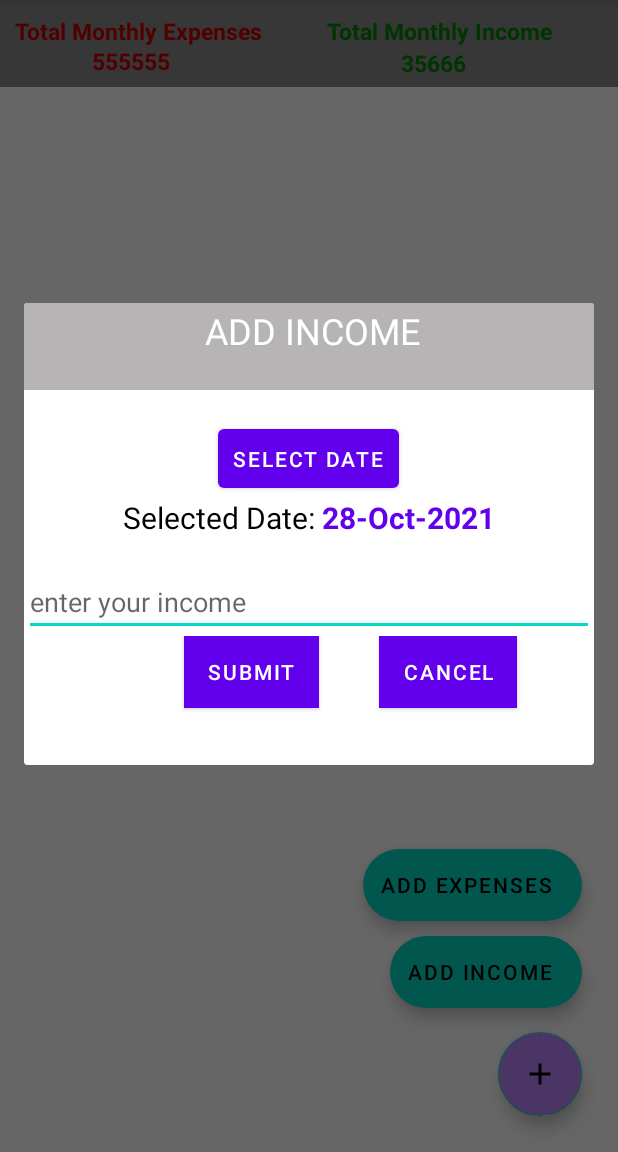
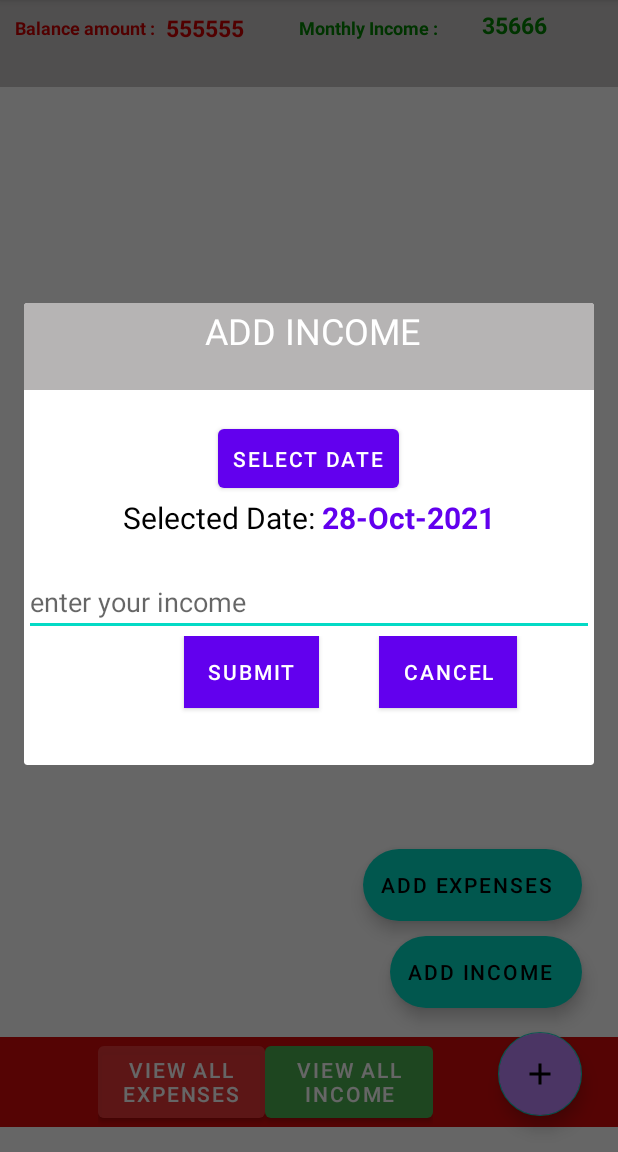
Before and after one commit to akhilvarghese46/expensestracker, an Android app: the screen it shows after launch (MainActivity), after a tap on "ADD INCOME", on a phone screen of 412 x 824 dp, the part 84-1236 px from its top. Run offline under Robolectric (Android 15) with nearby library versions, the phone set to English and light mode, and no system bars; 1 other tap on this screen came first.

Commit message:
added view for monthly expenses

```diff
--- a/app/build.gradle
+++ b/app/build.gradle
@@ -22,6 +22,10 @@ android {
             proguardFiles getDefaultProguardFile('proguard-android-optimize.txt'), 'proguard-rules.pro'
         }
     }
+    buildFeatures{
+        viewBinding true
+    }
+
     compileOptions {
         sourceCompatibility JavaVersion.VERSION_1_8
         targetCompatibility JavaVersion.VERSION_1_8
--- a/app/src/main/java/com/example/expensestracker/MainActivity.kt
+++ b/app/src/main/java/com/example/expensestracker/MainActivity.kt
@@ -1,15 +1,20 @@
 package com.example.expensestracker
 
 import android.app.DatePickerDialog
+import android.content.ContentValues
 import androidx.appcompat.app.AppCompatActivity
 import android.os.Bundle
 import android.view.LayoutInflater
 import android.view.View
-import android.widget.TextView
-import android.widget.Toast
+import android.widget.*
 import androidx.appcompat.app.AlertDialog
 import java.text.SimpleDateFormat
 import java.util.*
+import android.os.Build
+import androidx.annotation.RequiresApi
+import java.time.LocalDate
+import java.time.format.DateTimeFormatter
+
 
 class MainActivity : AppCompatActivity() {
 
@@ -17,16 +22,55 @@ class MainActivity : AppCompatActivity() {
     lateinit var cal: Calendar
     lateinit var txt_selected_Date: TextView
     lateinit var passedMonth: String
+    private lateinit var monthlyexpensesList : ListView
+    lateinit var db :String
 
-
+    @RequiresApi(Build.VERSION_CODES.O)
     override fun onCreate(savedInstanceState: Bundle?) {
         super.onCreate(savedInstanceState)
         setContentView(R.layout.activity_main)
+/*
+///======================
+
+        var dbData = DataBaseHelper(applicationContext)
+        var db = dbData.readableDatabase
+        var result = db.rawQuery("select * from monthlyExpenses" , null)
+
+
+        //monthlyexpensesList =
+
+
+        var cv = ContentValues()
+        cv.put("item_name" , "akkk")
+        cv.put("amount" , "550")
+        cv.put("description" , "test chumma")
+        db.insert("monthlyExpenses",null,cv)
+        result.requery()
+
+        var ad = AlertDialog.Builder(this)
+        ad.setTitle("Add record")
+        ad.setMessage("Record inserted successfully.....!")
+        ad.setPositiveButton("ok",null)
+        ad.show()
+
+        monthlyexpensesList = findViewById<ListView>(R.id.monthlyexpensesList)
+        var adapter = SimpleCursorAdapter(applicationContext,android.R.layout.simple_expandable_list_item_2,result,
+            arrayOf("item_name" ,"amount"),
+            intArrayOf(android.R.id.text1 , android.R.id.text2))
+        monthlyexpensesList.adapter = adapter
+
+        /////==========================
+
+
+*/
 
         //initialize floating action buttons
         val add_btn: View = findViewById(R.id.add_btn)
         val add_income: View = findViewById(R.id.add_income)
         val add_expenses: View = findViewById(R.id.add_expenses)
+        val viewAllExpense :View = findViewById(R.id.btn_view_all_expense)
+        val viewAllIncome :View = findViewById(R.id.btn_view_all_income)
+
 
         // add button click event - fab
         add_btn.setOnClickListener{
@@ -47,6 +91,12 @@ class MainActivity : AppCompatActivity() {
             // add income value
             val submit_button: View = income_DialogView.findViewById(R.id.btn_add_income)
             submit_button.setOnClickListener{
+                val income_value = income_DialogView.findViewById(R.id.income_value) as EditText
+                val income_Date = income_DialogView.findViewById(R.id.txt_selected_Date) as TextView
+
+                val incomeAddedDate: LocalDate = LocalDate.parse(income_Date.toString(),  DateTimeFormatter.ofPattern("dd-MM-yyyy"))
+                insert_Income_Data(income_value.text.toString().toInt(),incomeAddedDate)
+                mAlertDialog.dismiss()
                 mAlertDialog.dismiss()
             }
 
@@ -86,6 +136,12 @@ class MainActivity : AppCompatActivity() {
             // add income value
             val submit_button: View = expense_DialogView.findViewById(R.id.btn_add_expense)
             submit_button.setOnClickListener{
+                val itemName = expense_DialogView.findViewById(R.id.expense_item) as EditText
+                val itemAmount = expense_DialogView.findViewById(R.id.expense_value) as EditText
+                val itemDate = expense_DialogView.findViewById(R.id.txt_selected_Date) as TextView
+                val itemDiscription = expense_DialogView.findViewById(R.id.expense_discription) as EditText
+                val itemNewDate: LocalDate = LocalDate.parse(itemDate.toString(),  DateTimeFormatter.ofPattern("dd-MM-yyyy"))
+                insert_Expense_Data(itemName.text.toString() ,itemAmount.text.toString().toInt(),itemDiscription.text.toString(),itemNewDate)
                 mAlertDialog.dismiss()
             }
 
@@ -112,6 +168,27 @@ class MainActivity : AppCompatActivity() {
         }
 
     }
+
+    private fun insert_Income_Data(incomeAmount: Int, incomeDate: LocalDate) {
+        var dbData = DataBaseHelper(applicationContext)
+        var dataBase = dbData.readableDatabase
+        var cv = ContentValues()
+        cv.put("income_amount" , incomeAmount)
+        cv.put("date_added" , incomeDate.toString())
+        dataBase.insert("monthlyIncome",null,cv)
+    }
+
+    private fun insert_Expense_Data(itemName:String, amount:Int, discription:String, addedDate: LocalDate) {
+        var dbData = DataBaseHelper(applicationContext)
+        var dataBase = dbData.readableDatabase
+        var cv = ContentValues()
+        cv.put("item_name" , itemName)
+        cv.put("amount" , amount)
+        cv.put("description" , discription)
+        cv.put("date_added" , addedDate.toString())
+        dataBase.insert("monthlyExpenses",null,cv)
+    }
+
 
 
     private fun fn_today_date() {
--- a/app/src/main/res/layout/activity_main.xml
+++ b/app/src/main/res/layout/activity_main.xml
@@ -10,23 +10,24 @@
         android:layout_width="match_parent"
         android:layout_height="58dp"
         android:layout_alignParentBottom="true"
-        android:background="#898989"
+        android:background="#CAC7C7"
         tools:ignore="MissingConstraints">
-        <LinearLayout
+
+        <RelativeLayout
             android:id="@+id/linearLayout"
             android:layout_width="match_parent"
             android:layout_height="match_parent"
+            android:orientation="horizontal"
             tools:layout_editor_absoluteX="0dp"
-            tools:layout_editor_absoluteY="263dp"
-            android:orientation="horizontal">
+            tools:layout_editor_absoluteY="263dp">
 
             <TextView
-                android:layout_width="208dp"
+                android:layout_width="wrap_content"
                 android:layout_height="wrap_content"
                 android:padding="10dp"
-                android:text="Total Monthly Expenses"
+                android:text="Balance amount :"
                 android:textColor="@android:color/holo_red_dark"
-                android:textSize="15dp"
+                android:textSize="12dp"
                 android:textStyle="bold" />
 
             <TextView
@@ -36,23 +37,20 @@
                 android:layout_alignParentRight="true"
                 android:layout_marginRight="21dp"
                 android:padding="10dp"
-                android:text="Total Monthly Income"
+                android:text="Monthly Income :"
                 android:textColor="#008200"
-                android:textSize="15dp"
+                android:textSize="12dp"
                 android:textStyle="bold" />
 
-        </LinearLayout>
             <TextView
                 android:id="@+id/totalexpenses"
                 android:layout_width="102dp"
                 android:layout_height="32dp"
-            android:layout_alignParentStart="true"
-            android:layout_alignParentEnd="true"
                 android:layout_alignParentBottom="true"
-            android:layout_marginStart="36dp"
-            android:layout_marginEnd="273dp"
+                android:layout_marginStart="86dp"
+                android:layout_marginEnd="223dp"
                 android:layout_marginRight="72dp"
-            android:layout_marginBottom="-4dp"
+                android:layout_marginBottom="18dp"
                 android:text="555555"
                 android:textAlignment="center"
                 android:textColor="@android:color/holo_red_dark"
@@ -64,16 +62,18 @@
                 android:layout_width="102dp"
                 android:layout_height="32dp"
                 android:layout_alignParentEnd="true"
-            android:layout_alignParentRight="true"
                 android:layout_alignParentBottom="true"
-            android:layout_marginEnd="72dp"
-            android:layout_marginRight="72dp"
-            android:layout_marginBottom="-5dp"
+                android:layout_marginEnd="18dp"
+                android:layout_marginRight="9dp"
+                android:layout_marginBottom="20dp"
                 android:text="35666"
                 android:textAlignment="center"
                 android:textColor="#008200"
                 android:textSize="15dp"
                 android:textStyle="bold" />
+
+        </RelativeLayout>
+
     </RelativeLayout>
 
     <com.google.android.material.floatingactionbutton.FloatingActionButton
@@ -117,20 +117,74 @@
         app:layout_constraintEnd_toEndOf="@+id/add_income"
         app:srcCompat="@drawable/ic_add_item" />
 
-    <FrameLayout
-        android:layout_width="407dp"
-        android:layout_height="475dp"
+    <RelativeLayout
+        android:id="@+id/relativeLayout"
+        android:layout_width="390dp"
+        android:layout_height="432dp"
         app:layout_constraintBottom_toBottomOf="parent"
+        app:layout_constraintEnd_toEndOf="parent"
+        app:layout_constraintStart_toStartOf="parent"
         app:layout_constraintTop_toTopOf="parent"
-        tools:layout_editor_absoluteX="2dp"
         tools:ignore="MissingConstraints">
 
         <ListView
-            android:id="@+id/monthlyexpenses"
+            android:id="@+id/monthlyexpensesList"
             android:layout_width="match_parent"
-            android:layout_height="320dp" />
-    </FrameLayout>
+            android:layout_height="match_parent"
+            tools:listitem="@layout/list_view">
 
+        </ListView>
+
+    </RelativeLayout>
+
+    <RelativeLayout
+        android:layout_width="match_parent"
+        android:layout_height="60dp"
+        android:layout_alignParentBottom="true"
+        android:background="#D50B0B"
+        android:gravity="center"
+        app:layout_constraintBottom_toBottomOf="parent"
+        app:layout_constraintTop_toBottomOf="@+id/relativeLayout"
+        app:layout_constraintVertical_bias="0.846"
+        tools:ignore="MissingConstraints"
+        tools:layout_editor_absoluteX="0dp">
+
+
+        <TableLayout
+            android:layout_width="223dp"
+            android:layout_height="match_parent"
+            android:layout_alignParentStart="true"
+            android:layout_alignParentEnd="true"
+            android:layout_marginStart="65dp"
+            android:layout_marginLeft="127dp"
+            android:layout_marginEnd="123dp"
+            android:gravity="center">
+
+            <TableRow
+                android:layout_width="match_parent"
+                android:layout_height="0dp"
+                android:layout_weight="1"
+                android:gravity="center">
+
+                <Button
+                    android:id="@+id/btn_view_all_expense"
+                    android:layout_width="100dp"
+                    android:layout_height="match_parent"
+                    android:layout_weight="1"
+                    android:text="View All Expenses"
+                    app:backgroundTint="@color/buttonColor" />
+
+                <Button
+                    android:id="@+id/btn_view_all_income"
+                    android:layout_width="100dp"
+                    android:layout_height="match_parent"
+                    android:layout_weight="1"
+                    android:text="View All Income"
+                    app:backgroundTint="#4CAF50" />
+
+            </TableRow>
+        </TableLayout>
+    </RelativeLayout>
 
 
 </androidx.constraintlayout.widget.ConstraintLayout>
--- a/app/src/main/res/values/colors.xml
+++ b/app/src/main/res/values/colors.xml
@@ -7,4 +7,5 @@
     <color name="teal_700">#FF018786</color>
     <color name="black">#FF000000</color>
     <color name="white">#FFFFFFFF</color>
+    <color name="buttonColor">#DDEA4040</color>
 </resources>
```
Also changed, not shown: app/src/main/java/com/example/expensestracker/DataBaseHelper.kt (added, +20 -0 lines), app/src/main/res/layout/activity_expensesview.xml (added, +47 -0 lines), app/src/main/res/layout/activity_incomeview.xml (added, +47 -0 lines), app/src/main/res/layout/activity_listview.xml (added, +82 -0 lines), app/src/main/res/layout/activity_monthlyexpenses.xml (added, +7 -0 lines), app/src/main/res/layout/list_view.xml (added, +43 -0 lines). Lines whose indentation alone changed are shown as unchanged.
